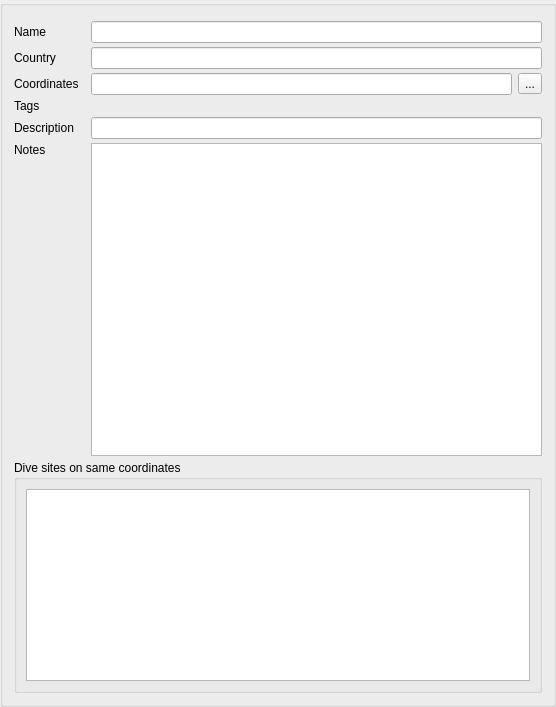
Above: desktop-widgets/locationInformation.ui from subsurface/subsurface before the change. Below: the same form after it.
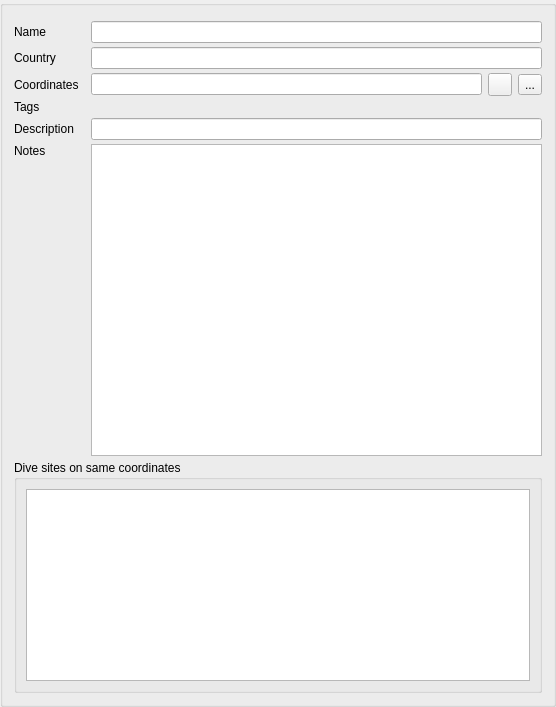
That is the form after the change. Icons and pictures are not drawn. Custom widgets are drawn as their Qt base class.

Commit message:
locationinformation: don't update map location on typing
Currently when the user is typing new coordinates the
marker on the map changes location right away. Disable that and
add a 'flag' button that should be pressed instead. Also make the
coordinates update when pressing Enter or when the text
field loses focus.

What changed in the file:
```diff
--- a/desktop-widgets/locationInformation.ui
+++ b/desktop-widgets/locationInformation.ui
@@ -54,20 +54,20 @@
      </property>
     </widget>
    </item>
-   <item row="7" column="2" rowspan="2" colspan="2">
+   <item row="7" column="2" rowspan="2" colspan="3">
     <widget class="QPlainTextEdit" name="diveSiteNotes">
      <property name="focusPolicy">
       <enum>Qt::ClickFocus</enum>
      </property>
     </widget>
    </item>
-   <item row="1" column="2" colspan="2">
+   <item row="1" column="2" colspan="3">
     <widget class="QLineEdit" name="diveSiteName"/>
    </item>
-   <item row="5" column="2" colspan="2">
+   <item row="5" column="2" colspan="3">
     <widget class="QLineEdit" name="diveSiteDescription"/>
    </item>
-   <item row="3" column="3">
+   <item row="3" column="4">
     <widget class="QToolButton" name="geoCodeButton">
      <property name="toolTip">
       <string>Reverse geo lookup</string>
@@ -81,7 +81,7 @@
      </property>
     </widget>
    </item>
-   <item row="0" column="0" colspan="4">
+   <item row="0" column="0" colspan="5">
     <widget class="KMessageWidget" name="diveSiteMessage">
      <property name="sizePolicy">
       <sizepolicy hsizetype="Preferred" vsizetype="Preferred">
@@ -91,7 +91,7 @@
      </property>
     </widget>
    </item>
-   <item row="9" column="0" colspan="4">
+   <item row="9" column="0" colspan="5">
     <widget class="QGroupBox" name="diveSiteGroupBox">
      <property name="title">
       <string>Dive sites on same coordinates</string>
@@ -139,7 +139,7 @@
      </property>
     </widget>
    </item>
-   <item row="4" column="2" colspan="2">
+   <item row="4" column="2" colspan="3">
     <widget class="QLabel" name="locationTags">
      <property name="text">
       <string/>
@@ -153,9 +153,23 @@
      </property>
     </widget>
    </item>
-   <item row="2" column="2" colspan="2">
+   <item row="2" column="2" colspan="3">
     <widget class="QLineEdit" name="diveSiteCountry"/>
    </item>
+   <item row="3" column="3">
+    <widget class="QToolButton" name="updateLocationButton">
+     <property name="toolTip">
+      <string>Update location on map</string>
+     </property>
+     <property name="text">
+      <string/>
+     </property>
+     <property name="icon">
+      <iconset resource="../subsurface.qrc">
+       <normaloff>:/mapwidget-marker-selected</normaloff>:/mapwidget-marker-selected</iconset>
+     </property>
+    </widget>
+   </item>
   </layout>
  </widget>
  <customwidgets>
```
Left out of the diff: 1 changed line with no effect on the pictures. The commit also changes 2 other files.
